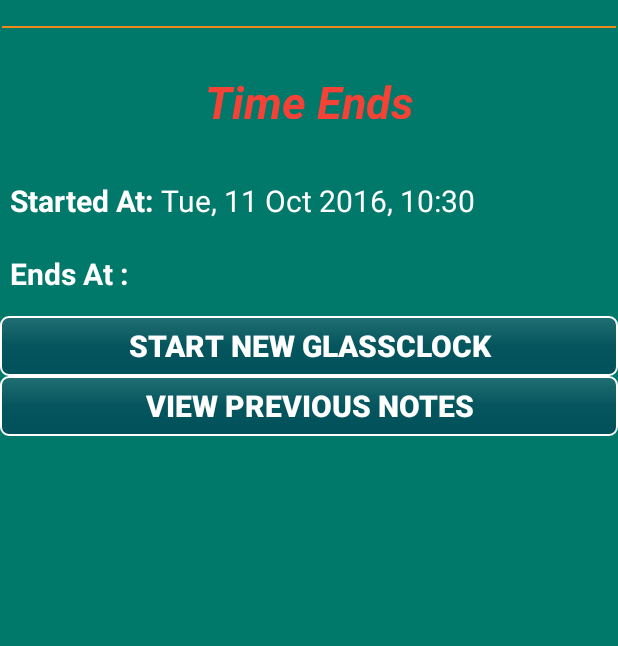
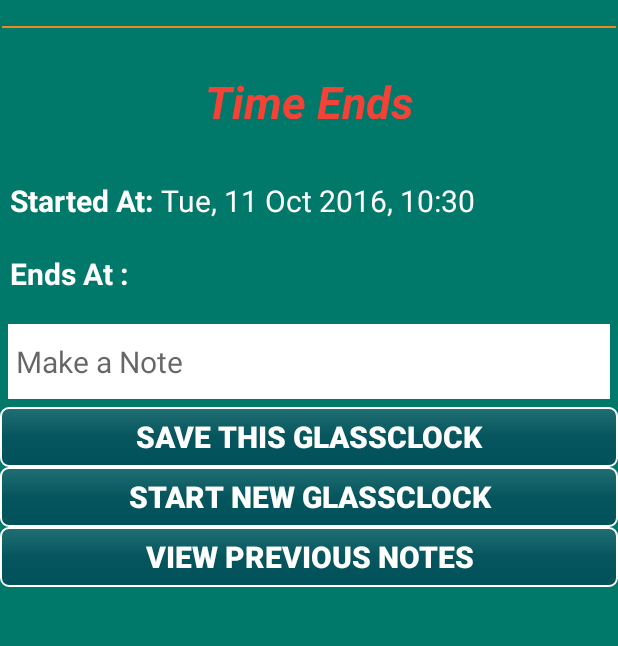
Before and after one commit to rashel007/Sundial, an Android app: the TimeEndActivity screen opened directly, with no data from a screen before it, on a phone screen of 412 x 824 dp, the part 110-756 px from its top. Run offline under Robolectric (Android 15) with nearby library versions, the phone set to English and light mode, and no system bars; libraries missing offline, so code that uses them is left out: io.realm.

```diff
--- a/app/src/main/java/com/synergyforce/rashel/sundail/Constants.java
+++ b/app/src/main/java/com/synergyforce/rashel/sundail/Constants.java
@@ -18,10 +18,13 @@ public class Constants {
 
     static int ProgressBarProgress = 0;
     static int ProgressBarDuration = 0;
+    static final int id_primary_key = 1;
 
     //Start time shared_preference
     public static final String MyPREFERENCES = "MyPrefs" ;
+    public static final String PRIMARY_KEY = "PrimaryKey" ;
     public static final String SP_START_TIME = "startTime" ;
+    public static final String SP_Primary_key = "idPrimaryKey" ;
     public static final String SP_ALARMMANAGER_STARTED = "alarmStarted" ;
 
 
--- a/app/src/main/java/com/synergyforce/rashel/sundail/MainActivity.java
+++ b/app/src/main/java/com/synergyforce/rashel/sundail/MainActivity.java
@@ -46,7 +46,7 @@ public class MainActivity extends Activity {
         setContentView(R.layout.activity_main);
 
         mySharedPreference = new MySharedPreference(MainActivity.this);
-        mySharedPreference.clearSharedPreferenceData();
+       // mySharedPreference.clearSharedPreferenceData();
         setMainScreenHeader();
         setEndTime();
         startButton();
--- a/app/src/main/java/com/synergyforce/rashel/sundail/TimeEndActivity.java
+++ b/app/src/main/java/com/synergyforce/rashel/sundail/TimeEndActivity.java
@@ -6,7 +6,10 @@ import android.os.Bundle;
 import android.view.View;
 import android.view.WindowManager;
 import android.widget.Button;
+import android.widget.EditText;
 import android.widget.TextView;
+import android.widget.Toast;
+
 
 
 /**
@@ -16,7 +19,8 @@ import android.widget.TextView;
 public class TimeEndActivity extends Activity {
 
     TextView tvSetStartTime, tvSetEndTime;
-    Button btnStartNewGlassClock, btnViewPrevNotes;
+    EditText etNote;
+    Button btnStartNewGlassClock, btnViewPrevNotes, btnSavaNote;
 
     MySharedPreference mySharedPreference;
     NoteHistoryActivity noteHistoryActivity;
@@ -36,7 +40,7 @@ public class TimeEndActivity extends Activity {
         startNewGlassClock();
         mySharedPreference.clearSharedPreferenceData();
         viewPreviousNotes();
-
+        saveNote();
     }
 
     /**
@@ -50,8 +54,26 @@ public class TimeEndActivity extends Activity {
         tvSetStartTime.setText(mySharedPreference.getSetTimeFromSP());
         tvSetEndTime.setText(Constants.END_TIME);
 
-        noteHistoryActivity.setRealmData(mySharedPreference.getSetTimeFromSP(),Constants.END_TIME,
-                "Testing comments");
+
+    }
+
+    private void saveNote(){
+        btnSavaNote = (Button) findViewById(R.id.saveNote);
+        btnSavaNote.setOnClickListener(new View.OnClickListener() {
+            @Override
+            public void onClick(View v) {
+                etNote = (EditText) findViewById(R.id.etNote);
+                if(!etNote.getText().toString().isEmpty()) {
+                    noteHistoryActivity.setRealmData(tvSetStartTime.getText().toString(),
+                            tvSetEndTime.getText().toString(),
+                            etNote.getText().toString());
+
+                    Toast.makeText(TimeEndActivity.this, "New Note Saved", Toast.LENGTH_LONG).show();
+                }else{
+                    Toast.makeText(TimeEndActivity.this, "Please Make a note 1st", Toast.LENGTH_SHORT).show();
+                }
+            }
+        });
     }
 
     /**
--- a/app/src/main/res/layout/time_end_layout.xml
+++ b/app/src/main/res/layout/time_end_layout.xml
@@ -97,6 +97,28 @@
 
     </TableLayout>
 
+    <EditText
+        android:id="@+id/etNote"
+        android:layout_width="match_parent"
+        android:layout_height="50dp"
+        android:layout_below="@+id/tlStartTime"
+        android:background="@color/textColor"
+        android:textColor="@color/mainBack"
+        android:padding="5dp"
+        android:hint="Make a Note"
+        android:layout_margin="5dp"
+        android:textSize="20sp"/>
+    <Button
+        android:id="@+id/saveNote"
+        android:layout_width="match_parent"
+        android:layout_height="40dp"
+        android:background="@drawable/btn_back"
+        android:text="Save this GlassClock"
+        android:textColor="@color/textColor"
+        android:textSize="20sp"
+        android:layout_below="@id/etNote"
+        android:textStyle="bold"/>
+
     <Button
         android:id="@+id/startNewGlassClock"
         android:layout_width="match_parent"
@@ -105,7 +127,7 @@
         android:text="start new glassclock"
         android:textColor="@color/textColor"
         android:textSize="20sp"
-        android:layout_below="@id/tlStartTime"
+        android:layout_below="@id/saveNote"
         android:textStyle="bold"/>
 
     <Button
```
Also changed, not shown: app/src/main/java/com/synergyforce/rashel/sundail/NoteHistoryActivity.java (+13 -2 lines).
